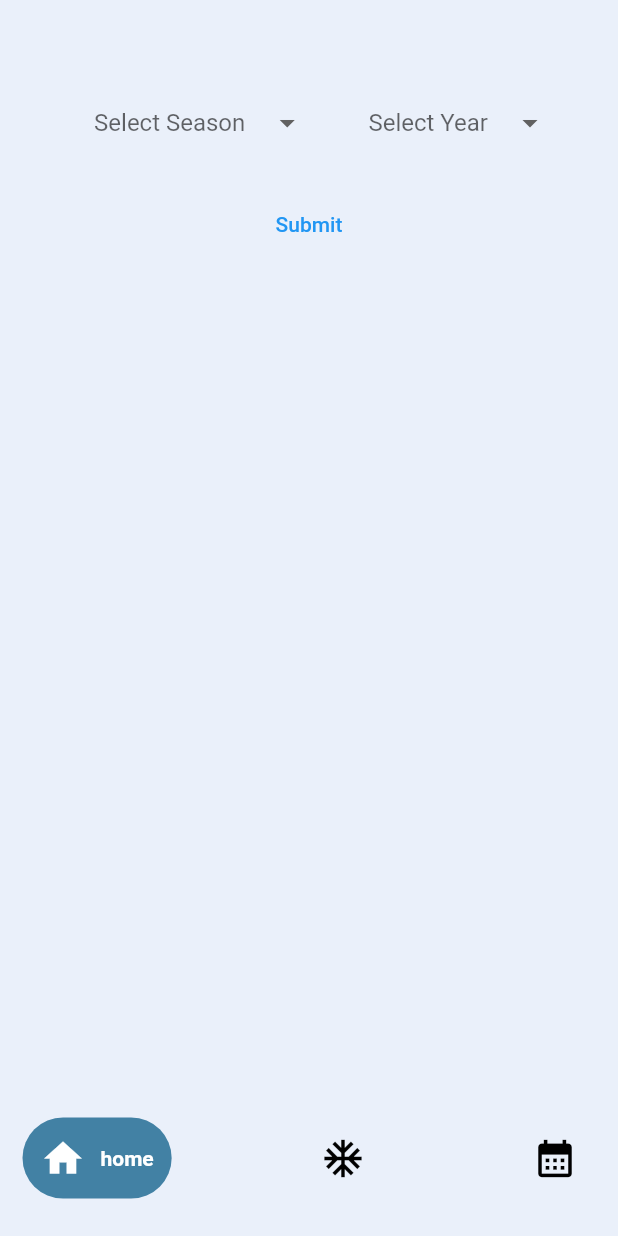
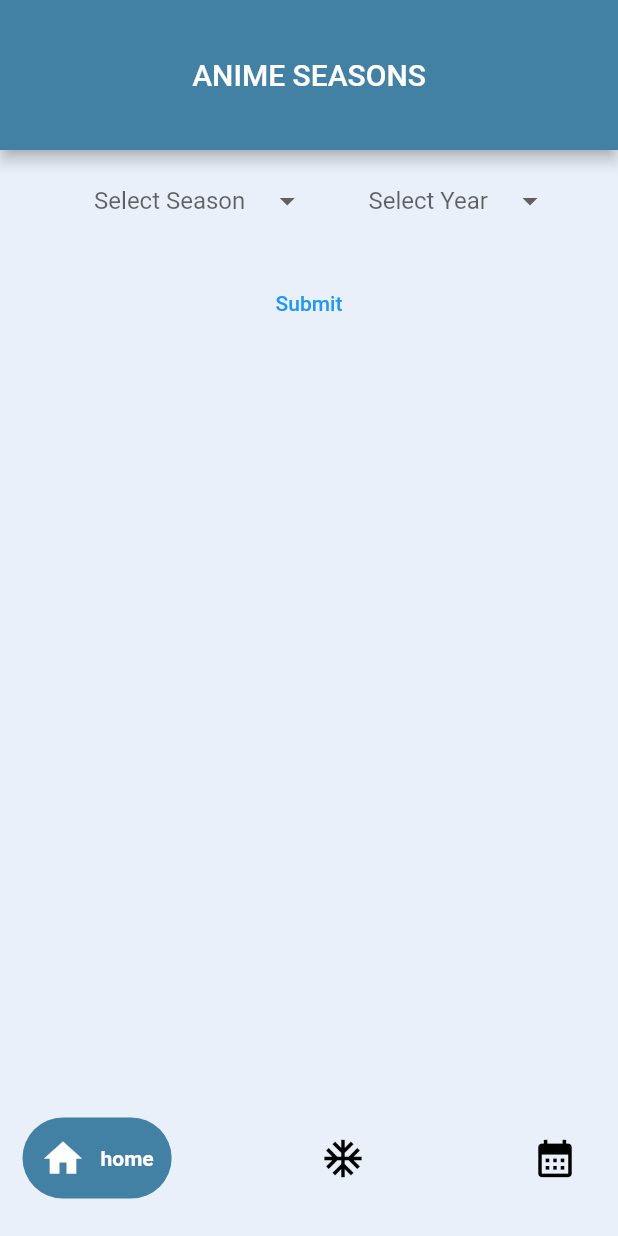
Before and after one commit to rafagomezUCR/AniSeasonV2, a Flutter app: the AnimeSeasons screen opened by its route, on a phone screen of 412 x 824 dp. Run offline on Flutter 3.47's test engine with Material 2 defaults, Android fonts, the phone set to English and light mode, and no system bars; drawn by our look-alikes of dropdown_button2, google_nav_bar; our stand-ins replace carousel_slider, flutter_riverpod, go_router.

Commit message:
changes to selection widget in anime seasons screen

```diff
--- a/aniseason/lib/Screens/anime_seasons_screen.dart
+++ b/aniseason/lib/Screens/anime_seasons_screen.dart
@@ -20,9 +20,16 @@ class _AnimeSeasonsState extends State<AnimeSeasons> {
   Widget build(BuildContext context) {
     double screenHeight = MediaQuery.of(context).size.height;
     double screenWidth = MediaQuery.of(context).size.width;
-    return Container(
-      margin: EdgeInsets.fromLTRB(
-          screenWidth * 0.05, screenHeight * 0.07, screenWidth * 0.05, 0),
+    return Scaffold(
+      appBar: AppBar(
+        title: Text("ANIME SEASONS"),
+        centerTitle: true,
+        toolbarHeight: 100,
+        backgroundColor: AppColors.ten,
+      ),
+      body: Container(
+        margin:
+            EdgeInsets.fromLTRB(screenWidth * 0.05, 10, screenWidth * 0.05, 0),
         alignment: Alignment.topCenter,
         child: Column(
           children: [
@@ -32,7 +39,7 @@ class _AnimeSeasonsState extends State<AnimeSeasons> {
                 DropdownButtonHideUnderline(
                   child: DropdownButton2(
                     // changes backgroundcolor when picking item
-                  barrierColor: AppColors.ten,
+                    //barrierColor: AppColors.ten,
                     buttonDecoration:
                         BoxDecoration(borderRadius: BorderRadius.circular(20)),
                     hint: const Text("Select Season"),
@@ -50,7 +57,7 @@ class _AnimeSeasonsState extends State<AnimeSeasons> {
                 DropdownButtonHideUnderline(
                   child: DropdownButton2(
                     // changes backgroundcolor when picking item
-                  barrierColor: AppColors.ten,
+                    //barrierColor: AppColors.ten,
                     hint: const Text("Select Year"),
                     onChanged: (value) => {},
                     items: seasonlist
@@ -69,6 +76,7 @@ class _AnimeSeasonsState extends State<AnimeSeasons> {
             TextButton(onPressed: () {}, child: Text('Submit')),
           ],
         ),
+      ),
     );
   }
 }
--- a/aniseason/lib/Screens/schedule_screen.dart
+++ b/aniseason/lib/Screens/schedule_screen.dart
@@ -14,7 +14,9 @@ class AnimeSchedule extends StatelessWidget {
       child: Scaffold(
         appBar: AppBar(
           backgroundColor: AppColors.ten,
-          title: const Center(child: Text("SCHEDULE")),
+          title: Text("SCHEDULE"),
+          toolbarHeight: 50,
+          centerTitle: true,
           bottom: TabBar(
             indicatorColor: AppColors.ten,
             tabs: [
```
Lines whose indentation alone changed are shown as unchanged.
